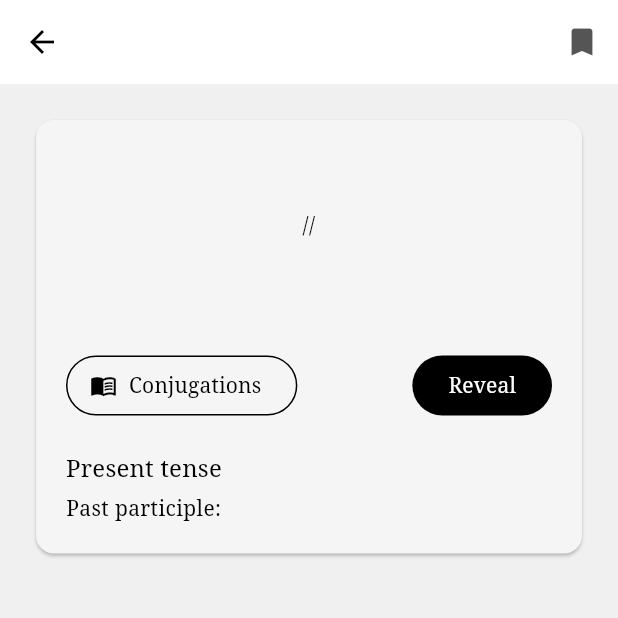
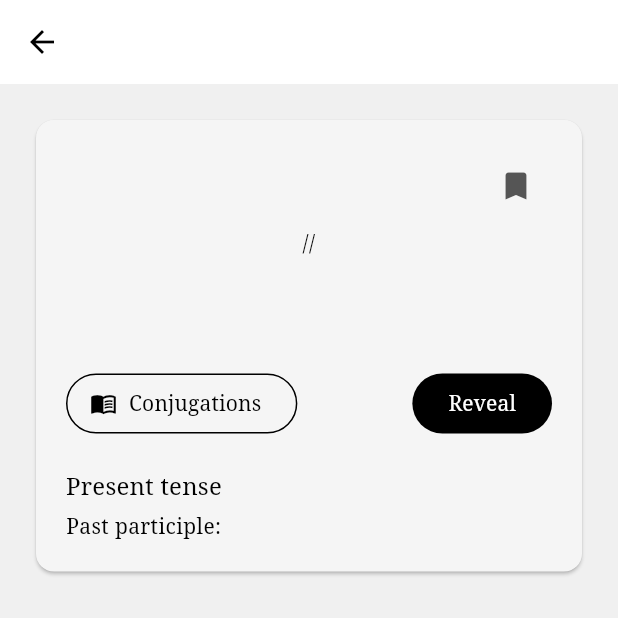
Before and after one commit to ltumat/conlang, a Flutter app: the WordScreen screen opened directly with empty values, after a tap on the "bookmark outline" icon, after a tap on "Conjugations", on a phone screen of 412 x 824 dp, the top half of it. Run offline on Flutter 3.47's test engine with Material 3 defaults, Android fonts, the phone set to English and light mode, and no system bars; our stand-ins replace sqflite; accounts and stored records are empty; network calls fail.

Commit message:
feat(ui): move word bookmark action into content title row
Drop the app-bar bookmark icon and place it next to the word title so
the action sits closer to the content.

```diff
--- a/frontend/lib/screens/word_screen.dart
+++ b/frontend/lib/screens/word_screen.dart
@@ -61,21 +61,6 @@ class _WordScreenState extends State<WordScreen> {
     return Scaffold(
       appBar: AppBar(
         title: Text(word),
-        actions: [
-          _loadingBookmark
-              ? const SizedBox(
-                  width: 24,
-                  height: 24,
-                  child: Center(child: CircularProgressIndicator(strokeWidth: 2)),
-                )
-              : IconButton(
-                  tooltip: _isSaved ? 'Remove from saved' : 'Save word',
-                  onPressed: _toggleBookmark,
-                  icon: Icon(
-                    _isSaved ? Icons.bookmark : Icons.bookmark_border,
-                  ),
-                ),
-        ],
       ),
       body: SingleChildScrollView(
         padding: const EdgeInsets.all(20),
@@ -86,12 +71,33 @@ class _WordScreenState extends State<WordScreen> {
             child: Column(
               crossAxisAlignment: CrossAxisAlignment.stretch,
               children: [
-                Text(
-                  word,
-                  textAlign: TextAlign.center,
-                  style: Theme.of(context).textTheme.headlineMedium?.copyWith(
-                        fontWeight: FontWeight.bold,
+                // Title row with bookmark
+                Row(
+                  crossAxisAlignment: CrossAxisAlignment.start,
+                  children: [
+                    Expanded(
+                      child: Text(
+                        word,
+                        style: Theme.of(context).textTheme.headlineMedium?.copyWith(
+                              fontWeight: FontWeight.bold,
+                            ),
                       ),
+                    ),
+                    if (_loadingBookmark)
+                      const SizedBox(
+                        width: 24,
+                        height: 24,
+                        child: Center(child: CircularProgressIndicator(strokeWidth: 2)),
+                      )
+                    else
+                      IconButton(
+                        tooltip: _isSaved ? 'Remove from saved' : 'Save word',
+                        onPressed: _toggleBookmark,
+                        icon: Icon(
+                          _isSaved ? Icons.bookmark : Icons.bookmark_border,
+                        ),
+                      ),
+                  ],
                 ),
                 if (pronunciation != null) ...[
                   const SizedBox(height: 4),
```
